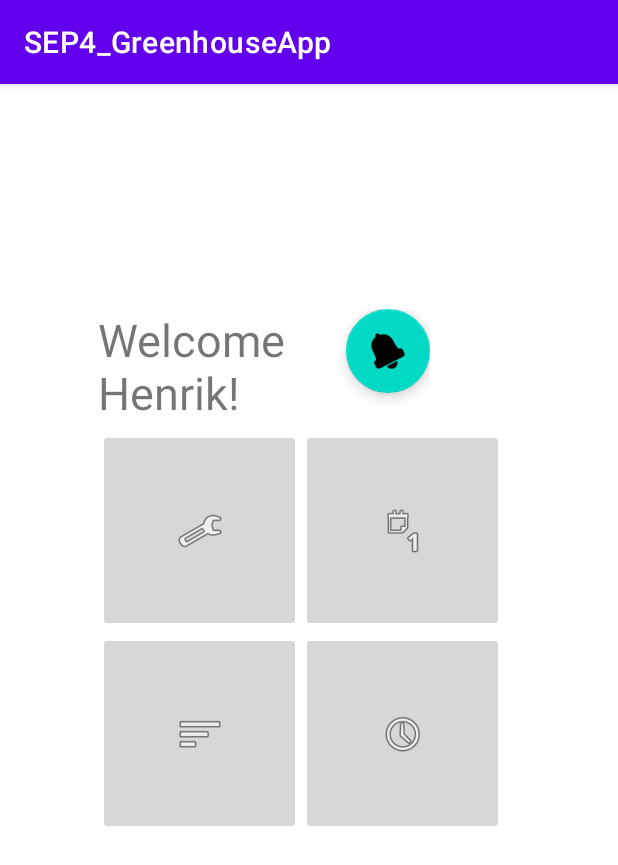
After one commit to hennyg2001/SEP4-Greenhouse, an Android app: the HomeActivity screen opened directly, with no data from a screen before it, on a phone screen of 412 x 824 dp. The commit adds this screen. Shown: the top 865 px of the screen. Run offline under Robolectric (Android 15) with nearby library versions, the phone set to English and light mode, and no system bars.

Commit message:
Updated View Order & Added Measurements View

```diff
--- /dev/null
+++ b/app/src/main/java/com/example/sep4_greenhouseapp/HomeActivity.java
@@ -0,0 +1,59 @@
+package com.example.sep4_greenhouseapp;
+
+import android.content.Intent;
+import android.os.Bundle;
+import android.view.View;
+import android.widget.ImageButton;
+
+import androidx.appcompat.app.AppCompatActivity;
+
+import com.example.sep4_greenhouseapp.authentication.RegistrationActivity;
+
+public class HomeActivity extends AppCompatActivity {
+
+    ImageButton actuatorButton;
+    ImageButton plantProfilesButton;
+    ImageButton graphsButton;
+    ImageButton checklistButton;
+
+    @Override
+    protected void onCreate(Bundle savedInstanceState) {
+        super.onCreate(savedInstanceState);
+        setContentView(R.layout.activity_home);
+
+        actuatorButton = findViewById(R.id.actuatorButton);
+        plantProfilesButton = findViewById(R.id.plantProfilesButton);
+        graphsButton = findViewById(R.id.measurementsButton);
+        checklistButton = findViewById(R.id.checklistButton);
+
+        actuatorButton.setOnClickListener(new View.OnClickListener() {
+            @Override
+            public void onClick(View v)
+            {
+                setContentView(R.layout.plants_list);
+            }
+        });
+        plantProfilesButton.setOnClickListener(new View.OnClickListener() {
+            @Override
+            public void onClick(View v)
+            {
+                setContentView(R.layout.plants_list);
+            }
+        });
+        graphsButton.setOnClickListener(new View.OnClickListener() {
+            @Override
+            public void onClick(View v)
+            {
+                setContentView(R.layout.plants_list);
+            }
+        });
+        checklistButton.setOnClickListener(new View.OnClickListener() {
+            @Override
+            public void onClick(View v)
+            {
+                setContentView(R.layout.plants_list);
+            }
+        });
+    }
+
+}
--- a/app/src/main/java/com/example/sep4_greenhouseapp/MainActivity.java
+++ b/app/src/main/java/com/example/sep4_greenhouseapp/MainActivity.java
@@ -7,6 +7,8 @@ import androidx.recyclerview.widget.RecyclerView;
 import android.content.Intent;
 import android.os.Bundle;
 import android.view.View;
+import android.widget.Button;
+import android.widget.ImageButton;
 import android.widget.TextView;
 import android.widget.Toast;
 
@@ -18,14 +20,10 @@ import java.util.ArrayList;
 
 public class MainActivity extends AppCompatActivity {
 
-    RecyclerView recyclerView;
-    FloatingActionButton myFab;
-
     @Override
     protected void onCreate(Bundle savedInstanceState) {
         super.onCreate(savedInstanceState);
         startActivity(new Intent(MainActivity.this, RegistrationActivity.class));
     }
 
-
 }
--- a/app/src/main/java/com/example/sep4_greenhouseapp/authentication/RegistrationActivity.java
+++ b/app/src/main/java/com/example/sep4_greenhouseapp/authentication/RegistrationActivity.java
@@ -11,6 +11,7 @@ import android.widget.Toast;
 import androidx.annotation.NonNull;
 import androidx.appcompat.app.AppCompatActivity;
 
+import com.example.sep4_greenhouseapp.HomeActivity;
 import com.example.sep4_greenhouseapp.MainActivity;
 import com.example.sep4_greenhouseapp.R;
 import com.google.android.gms.tasks.OnCompleteListener;
@@ -44,7 +45,7 @@ public class RegistrationActivity extends AppCompatActivity {
             public void onClick(View v)
             {
                 registerNewUser();
-                setContentView(R.layout.activity_main);
+                startActivity(new Intent(RegistrationActivity.this, HomeActivity.class));
             }
         });
     }
--- /dev/null
+++ b/app/src/main/res/layout/activity_home.xml
@@ -0,0 +1,78 @@
+<?xml version="1.0" encoding="utf-8"?>
+<androidx.constraintlayout.widget.ConstraintLayout xmlns:android="http://schemas.android.com/apk/res/android"
+    xmlns:app="http://schemas.android.com/apk/res-auto"
+    xmlns:tools="http://schemas.android.com/tools"
+    android:layout_width="match_parent"
+    android:layout_height="match_parent"
+    tools:context=".HomeActivity">
+
+    <LinearLayout
+        android:layout_width="wrap_content"
+        android:layout_height="wrap_content"
+        android:orientation="vertical"
+        app:layout_constraintStart_toStartOf="parent"
+        app:layout_constraintTop_toTopOf="parent"
+        android:layout_marginTop="150dp"
+        android:layout_marginStart="65dp">
+
+        <LinearLayout
+            android:layout_width="wrap_content"
+            android:layout_height="wrap_content"
+            android:layout_marginBottom="10dp">
+
+            <TextView
+                android:id="@+id/welcomeText"
+                android:layout_width="165dp"
+                android:layout_height="70dp"
+                android:text="Welcome Henrik!"
+                android:textSize="30dp" />
+
+            <com.google.android.material.floatingactionbutton.FloatingActionButton
+                android:id="@+id/notificationsButton"
+                android:layout_width="wrap_content"
+                android:layout_height="wrap_content"
+                android:clickable="true"
+                android:layout_gravity="end"
+                app:srcCompat="@android:drawable/ic_popup_reminder" />
+
+        </LinearLayout>
+
+        <LinearLayout
+            android:layout_width="wrap_content"
+            android:layout_height="wrap_content">
+
+            <ImageButton
+                android:id="@+id/actuatorButton"
+                android:layout_width="135dp"
+                android:layout_height="135dp"
+                app:srcCompat="@android:drawable/ic_menu_manage" />
+
+            <ImageButton
+                android:id="@+id/checklistButton"
+                android:layout_width="135dp"
+                android:layout_height="135dp"
+                app:srcCompat="@android:drawable/ic_menu_day" />
+
+        </LinearLayout>
+
+        <LinearLayout
+            android:layout_width="wrap_content"
+            android:layout_height="wrap_content">
+
+            <ImageButton
+                android:id="@+id/measurementsButton"
+                android:layout_width="135dp"
+                android:layout_height="135dp"
+                app:srcCompat="@android:drawable/ic_menu_sort_by_size" />
+
+            <ImageButton
+                android:id="@+id/plantProfilesButton"
+                android:layout_width="135dp"
+                android:layout_height="135dp"
+                app:srcCompat="@android:drawable/ic_menu_recent_history" />
+
+        </LinearLayout>
+
+    </LinearLayout>
+
+</androidx.constraintlayout.widget.ConstraintLayout>
--- /dev/null
+++ b/app/src/main/res/layout/activity_measurements.xml
@@ -0,0 +1,6 @@
+<?xml version="1.0" encoding="utf-8"?>
+<androidx.constraintlayout.widget.ConstraintLayout xmlns:android="http://schemas.android.com/apk/res/android"
+    android:layout_width="match_parent"
+    android:layout_height="match_parent">
+
+</androidx.constraintlayout.widget.ConstraintLayout>
```
Also changed, not shown: app/src/main/AndroidManifest.xml (+9 -0 lines), app/src/main/res/layout/activity_main.xml (+2 -65 lines).
